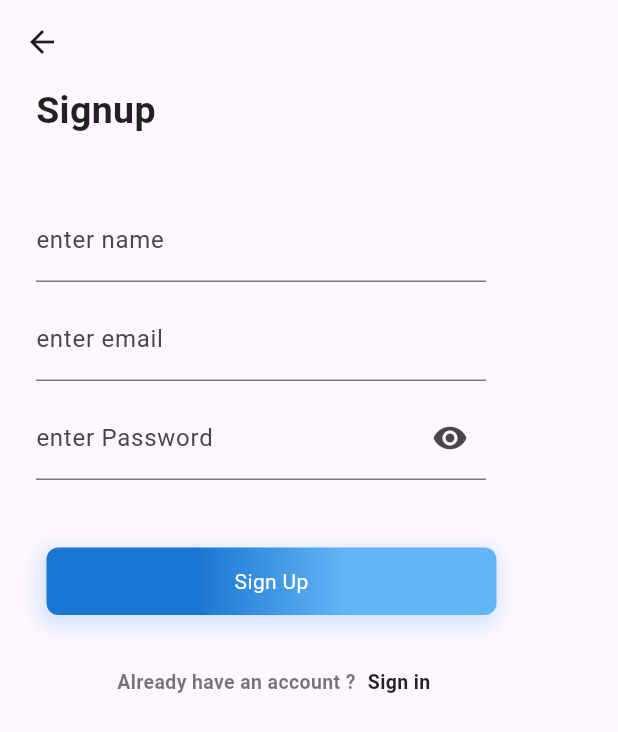
After one commit to ravishankarpradhan76/e-commerce, a Flutter app: the SignUpPage screen opened directly, on a phone screen of 412 x 824 dp. The commit adds this screen. Shown: the top 732 px of the screen. Run offline on Flutter 3.47's test engine with Material 3 defaults, Android fonts, the phone set to English and light mode, and no system bars; network calls fail.

```diff
--- a/lib/common_widgets/common_button.dart
+++ b/lib/common_widgets/common_button.dart
@@ -17,7 +17,7 @@ class CommonButton extends StatelessWidget {
             Colors.blue.shade700,
             Colors.blue.shade700,
             Colors.blue.shade300,
-            Colors.blue.shade200,
+            Colors.blue.shade300,
           ],
         ),
         borderRadius: BorderRadius.circular(8),
--- a/lib/main.dart
+++ b/lib/main.dart
@@ -1,4 +1,6 @@
+import 'package:ecommerce/pages/home/home_page.dart';
 import 'package:ecommerce/pages/Log_In.dart';
+import 'package:ecommerce/pages/Sign_Up_Page.dart';
 import 'package:ecommerce/pages/Splash_Screen.dart';
 import 'package:ecommerce/pages/welcome_page.dart';
 import 'package:flutter/material.dart';
@@ -19,7 +21,7 @@ class MyApp extends StatelessWidget {
         colorScheme: ColorScheme.fromSeed(seedColor: Colors.deepPurple),
         useMaterial3: true,
       ),
-      home: LogInScreen(),
+      home: HomePage(),
     );
   }
 }
--- /dev/null
+++ b/lib/pages/Sign_Up_Page.dart
@@ -0,0 +1,51 @@
+import 'package:flutter/material.dart';
+import '../common_widgets/common_button.dart';
+import '../common_widgets/common_text_field.dart';
+
+class SignUpPage extends StatefulWidget {
+  const SignUpPage({Key? key}) : super(key: key);
+
+  @override
+  State<SignUpPage> createState() => _SignUpPageState();
+}
+class _SignUpPageState extends State<SignUpPage> {
+  @override
+  Widget build(BuildContext context) {
+    return Scaffold(
+        appBar: AppBar(
+          leading: Icon(Icons.arrow_back),
+        ),
+        body:Padding(
+            padding: const EdgeInsets.only(left: 24),
+            child: Column(
+              crossAxisAlignment: CrossAxisAlignment.start,
+              children: [
+                Text('Signup',style: TextStyle(fontSize: 25,fontWeight: FontWeight.w600,color: Colors.black87),),
+                const SizedBox(height: 40),
+                const CommonTextField(label: 'enter name',),
+                const SizedBox(height: 10),
+                const CommonTextField(label: 'enter email',),
+                const SizedBox(height: 10),
+                const CommonTextField(label: 'enter Password',isPassword: true,),
+                const SizedBox(height: 45),
+                Padding(
+                  padding: const EdgeInsets.only(left: 7),
+                  child: CommonButton(title: 'Sign Up'),
+                ),
+                const SizedBox(height: 35),
+                Padding(
+                  padding: const EdgeInsets.only(left: 54),
+                  child: Row(
+                    children: [
+                      Text('Already have an account ?',style: TextStyle(fontSize: 13,fontWeight: FontWeight.w600,color: Colors.black54),),
+                      SizedBox(width: 8,),
+                      Text('Sign in',style: TextStyle(fontSize: 13,fontWeight: FontWeight.w700,color: Colors.black87),),
+                    ],
+                  ),
+                ),
+              ],
+            )
+        )
+    );
+  }
+}
```
Also changed, not shown: lib/pages/home/widgets/all_product_widget.dart (added, +36 -0 lines), lib/pages/home/widgets/category_widget.dart (added, +47 -0 lines), lib/pages/home/widgets/product_widget.dart (added, +58 -0 lines), lib/utilities/app_colors.dart (line endings or trailing spaces).
